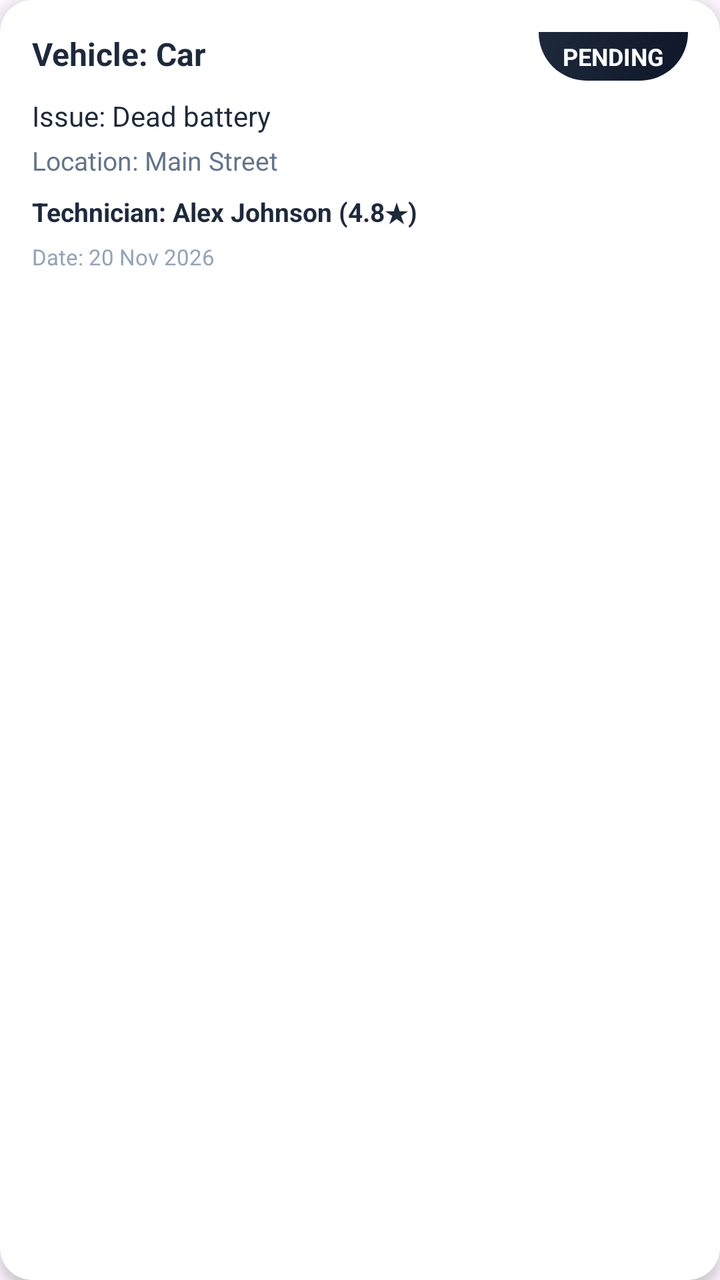
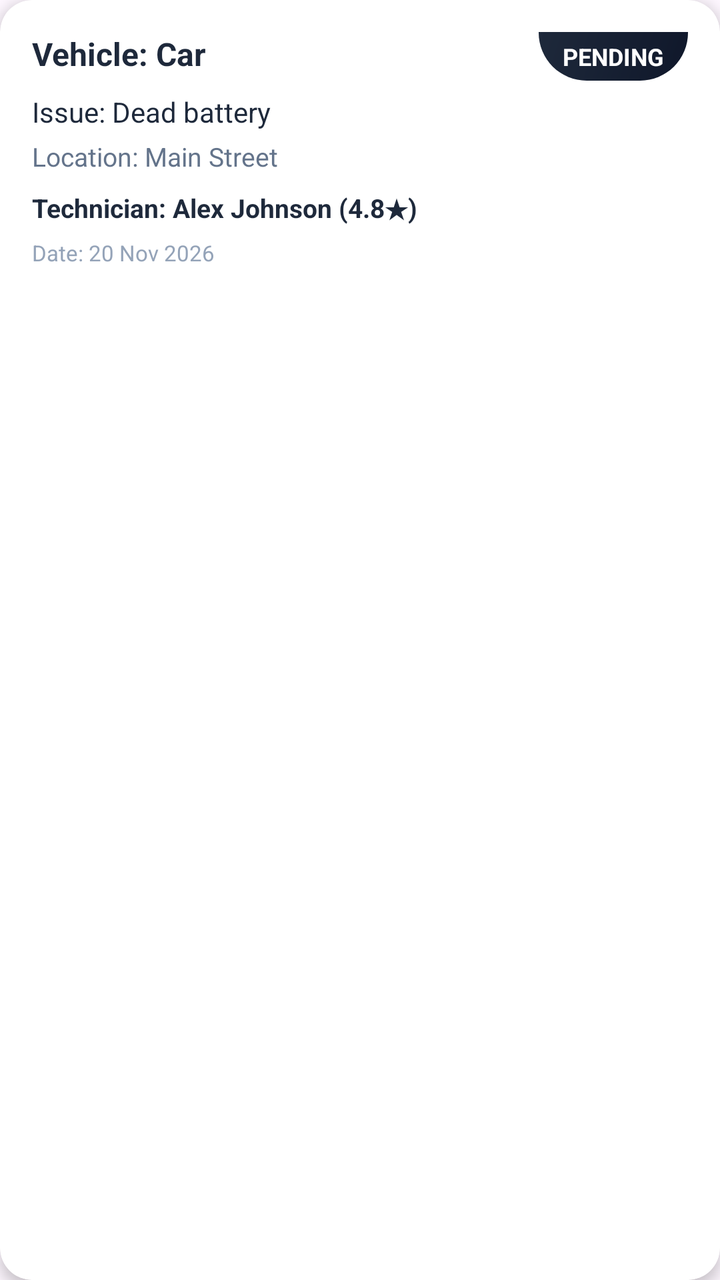

Before-and-after screenshots of an Android layout around one commit, followed by the original layout XML and the change that was made.
<!-- AndroidManifest.xml: application theme Theme.RoadSideAssistance -->
<!-- res/layout/item_request_history.xml -->
<?xml version="1.0" encoding="utf-8"?>
<com.google.android.material.card.MaterialCardView xmlns:android="http://schemas.android.com/apk/res/android"
    xmlns:app="http://schemas.android.com/apk/res-auto"
    android:layout_width="match_parent"
    android:layout_height="wrap_content"
    android:layout_marginStart="16dp"
    android:layout_marginTop="8dp"
    android:layout_marginEnd="16dp"
    android:layout_marginBottom="8dp"
    app:cardBackgroundColor="@color/card_bg"
    app:cardCornerRadius="16dp"
    app:cardElevation="4dp"
    app:strokeWidth="0dp">

    <LinearLayout
        android:layout_width="match_parent"
        android:layout_height="wrap_content"
        android:orientation="vertical"
        android:padding="16dp">

        <LinearLayout
            android:layout_width="match_parent"
            android:layout_height="wrap_content"
            android:orientation="horizontal">

            <TextView
                android:id="@+id/tvVehicleType"
                android:layout_width="0dp"
                android:layout_height="wrap_content"
                android:layout_weight="1"
                android:text="Vehicle: Car"
                android:textColor="@color/text_primary"
                android:textSize="16sp"
                android:textStyle="bold" />

            <TextView
                android:id="@+id/tvStatusBadge"
                android:layout_width="wrap_content"
                android:layout_height="wrap_content"
                android:background="@drawable/bg_header_gradient"
                android:paddingStart="12dp"
                android:paddingTop="4dp"
                android:paddingEnd="12dp"
                android:paddingBottom="4dp"
                android:text="PENDING"
                android:textColor="@color/text_white"
                android:textSize="12sp"
                android:textStyle="bold" />

        </LinearLayout>

        <TextView
            android:id="@+id/tvIssue"
            android:layout_width="match_parent"
            android:layout_height="wrap_content"
            android:layout_marginTop="8dp"
            android:text="Issue: Dead battery"
            android:textColor="@color/text_primary"
            android:textSize="14sp" />

        <TextView
            android:id="@+id/tvLocation"
            android:layout_width="match_parent"
            android:layout_height="wrap_content"
            android:layout_marginTop="4dp"
            android:text="Location: Main Street"
            android:textColor="@color/text_secondary"
            android:textSize="13sp" />

        <TextView
            android:id="@+id/tvTechnician"
            android:layout_width="match_parent"
            android:layout_height="wrap_content"
            android:layout_marginTop="8dp"
            android:text="Technician: Alex Johnson (4.8★)"
            android:textColor="@color/text_primary"
            android:textSize="13sp"
            android:textStyle="bold" />

        <TextView
            android:id="@+id/tvDate"
            android:layout_width="match_parent"
            android:layout_height="wrap_content"
            android:layout_marginTop="6dp"
            android:text="Date: 20 Nov 2026"
            android:textColor="@color/text_muted"
            android:textSize="11sp" />

        
        <LinearLayout
            android:id="@+id/layoutActionButtons"
            android:layout_width="match_parent"
            android:layout_height="wrap_content"
            android:layout_marginTop="12dp"
            android:orientation="horizontal"
            android:visibility="gone">

            <com.google.android.material.button.MaterialButton
                android:id="@+id/btnItemEdit"
                android:layout_width="0dp"
                android:layout_height="40dp"
                android:layout_weight="1"
                android:backgroundTint="@color/primary_orange"
                android:text="Edit"
                android:textColor="@color/text_white"
                android:textSize="12sp"
                android:textStyle="bold"
                app:cornerRadius="8dp" />

            <Space
                android:layout_width="10dp"
                android:layout_height="wrap_content" />

            <com.google.android.material.button.MaterialButton
                android:id="@+id/btnItemCancel"
                android:layout_width="0dp"
                android:layout_height="40dp"
                android:layout_weight="1"
                android:backgroundTint="@color/error_red"
                android:text="Cancel"
                android:textColor="@color/text_white"
                android:textSize="12sp"
                android:textStyle="bold"
                app:cornerRadius="8dp" />

        </LinearLayout>

        
        <com.google.android.material.button.MaterialButton
            android:id="@+id/btnItemFeedback"
            android:layout_width="match_parent"
            android:layout_height="40dp"
            android:layout_marginTop="12dp"
            android:backgroundTint="@color/success_green"
            android:text="Rate Service / Give Feedback"
            android:textColor="@color/text_white"
            android:textSize="12sp"
            android:textStyle="bold"
            app:cornerRadius="8dp"
            android:visibility="gone" />

    </LinearLayout>

</com.google.android.material.card.MaterialCardView>
<!-- resources referenced by this layout -->
<resources>
  <color name="card_bg">#FFFFFF</color>
  <color name="error_red">#EF4444</color>
  <color name="primary_orange">#FF6B00</color>
  <color name="success_green">#10B981</color>
  <color name="text_muted">#94A3B8</color>
  <color name="text_primary">#1E293B</color>
  <color name="text_secondary">#64748B</color>
  <color name="text_white">#FFFFFF</color>
  <!-- drawable bg_header_gradient (drawable) -->
  <?xml version="1.0" encoding="utf-8"?>
  <shape xmlns:android="http://schemas.android.com/apk/res/android"
      android:shape="rectangle">
      <gradient
          android:angle="135"
          android:endColor="@color/splash_bg_end"
          android:startColor="@color/splash_bg_start" />
      <corners
          android:bottomLeftRadius="24dp"
          android:bottomRightRadius="24dp" />
  </shape>
  <style name="Theme.RoadSideAssistance" parent="Base.Theme.RoadSideAssistance" />
  <color name="splash_bg_end">#1E293B</color>
  <color name="splash_bg_start">#0F172A</color>
  <style name="Base.Theme.RoadSideAssistance" parent="Theme.Material3.DayNight.NoActionBar">
          
          
      </style>
</resources>

<!-- the commit's change to res/layout/item_request_history.xml (unified diff, before → after) -->
@@ -50,10 +50,21 @@
         </LinearLayout>
 
         <TextView
+            android:id="@+id/tvFuelDetails"
+            android:layout_width="match_parent"
+            android:layout_height="wrap_content"
+            android:layout_marginTop="6dp"
+            android:text="Fuel: Petrol (5 L) • Est: ₹500.00"
+            android:textColor="@color/primary_orange"
+            android:textSize="13sp"
+            android:textStyle="bold"
+            android:visibility="gone" />
+
+        <TextView
             android:id="@+id/tvIssue"
             android:layout_width="match_parent"
             android:layout_height="wrap_content"
-            android:layout_marginTop="8dp"
+            android:layout_marginTop="6dp"
             android:text="Issue: Dead battery"
             android:textColor="@color/text_primary"
             android:textSize="14sp" />
